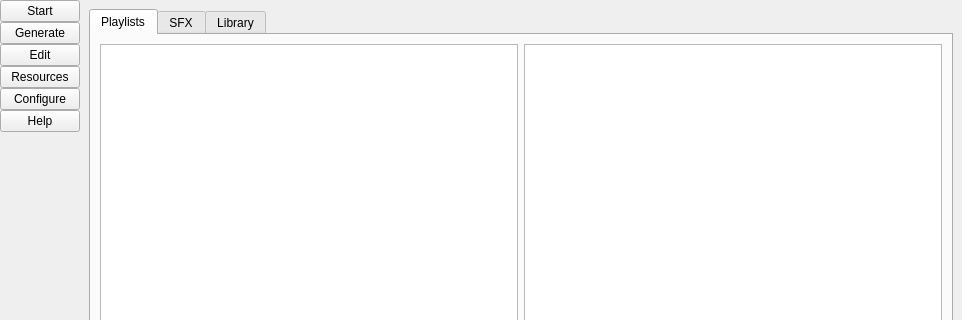
The window that yondergui.ui (5in4/yonder) describes before a commit, drawn with Qt 5; both pictures show x 0 to 962 and y 0 to 320 of the 962 by 600 pixel window.
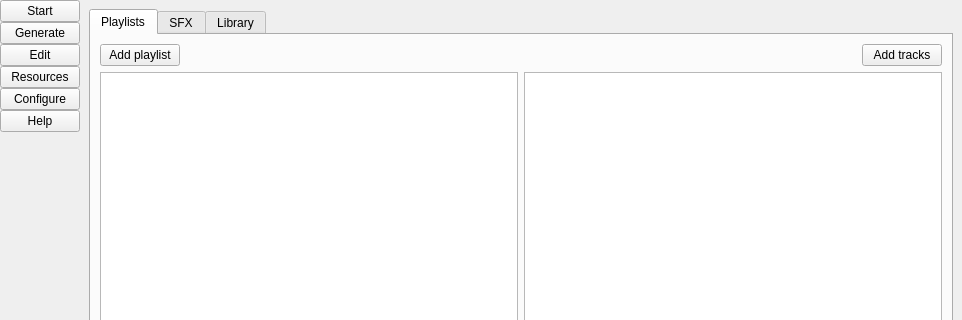
The same window after the commit. The open tabs and pages were chosen to show the change. Icons and pictures are not drawn. Custom widgets are drawn as their Qt base class.

```diff
--- a/yondergui.ui
+++ b/yondergui.ui
@@ -383,12 +383,47 @@
            <attribute name="title">
             <string>Playlists</string>
            </attribute>
-           <layout class="QHBoxLayout" name="horizontalLayout_7">
+           <layout class="QVBoxLayout" name="verticalLayout_3">
             <item>
-             <widget class="QListView" name="editor_music_playlists"/>
+             <layout class="QHBoxLayout" name="horizontalLayout_9">
+              <item>
+               <widget class="QPushButton" name="btn_playlist_add">
+                <property name="text">
+                 <string>Add playlist</string>
+                </property>
+               </widget>
+              </item>
+              <item>
+               <spacer name="horizontalSpacer_4">
+                <property name="orientation">
+                 <enum>Qt::Horizontal</enum>
+                </property>
+                <property name="sizeHint" stdset="0">
+                 <size>
+                  <width>40</width>
+                  <height>20</height>
+                 </size>
+                </property>
+               </spacer>
+              </item>
+              <item>
+               <widget class="QPushButton" name="btn_playlist_track_add">
+                <property name="text">
+                 <string>Add tracks</string>
+                </property>
+               </widget>
+              </item>
+             </layout>
             </item>
             <item>
-             <widget class="QTableView" name="editor_music_playlist_content"/>
+             <layout class="QHBoxLayout" name="horizontalLayout_7">
+              <item>
+               <widget class="QListView" name="editor_music_playlists"/>
+              </item>
+              <item>
+               <widget class="QTableView" name="editor_music_playlist_content"/>
+              </item>
+             </layout>
             </item>
            </layout>
           </widget>
```
Left out of the diff: 15 changed lines with no effect on the pictures.
